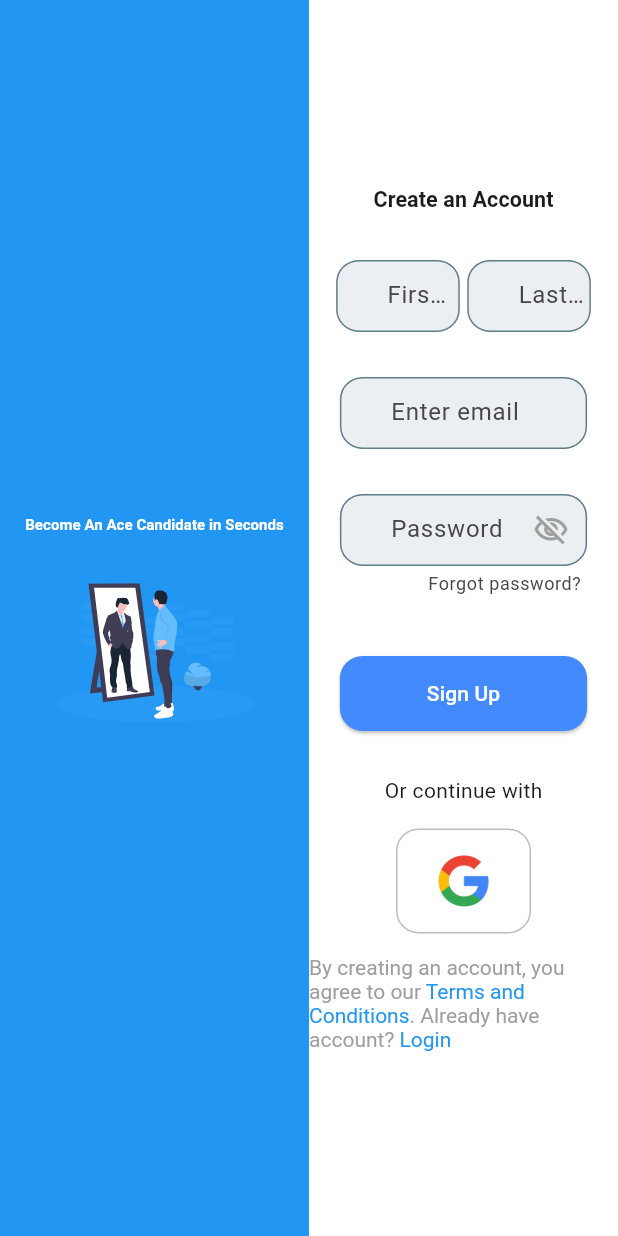
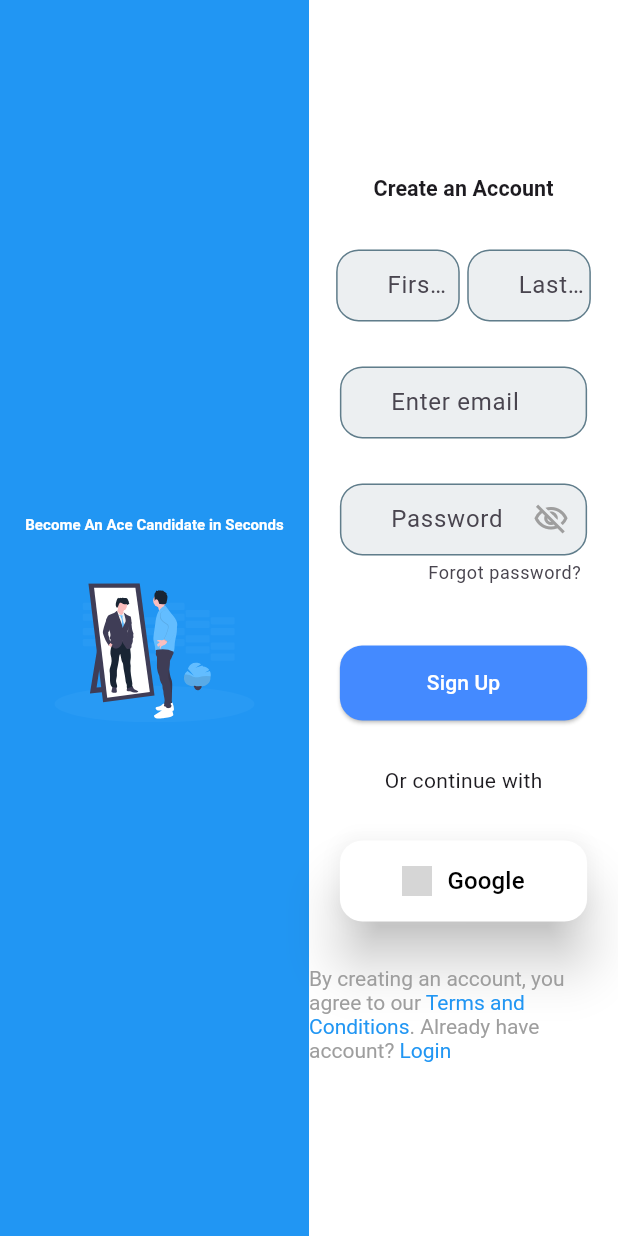
Before and after one commit to c25kenneth/AceApplicant, a Flutter app: the Register screen opened directly, on a phone screen of 412 x 824 dp. Run offline on Flutter 3.47's test engine with Material 2 defaults, Android fonts, the phone set to English and light mode, and no system bars; our stand-ins replace flutter_svg, go_router, material_design_icons_flutter; network calls fail; grey boxes are pictures that could not be loaded.

Commit message:
Changes to Auth Screen + Design Button

```diff
--- /dev/null
+++ b/lib/Auth/Google_Button.dart
@@ -0,0 +1,48 @@
+import 'package:flutter/material.dart';
+
+class GoogleBtn1 extends StatelessWidget {
+  final Function() onPressed;
+  final bool isDesktop;
+  const GoogleBtn1({
+    required this.onPressed,
+    required this.isDesktop,
+    Key? key,
+  }) : super(key: key);
+
+  @override
+  Widget build(BuildContext context) {
+    return Container(
+        height: 54,
+        width: (isDesktop)
+            ? (MediaQuery.of(context).size.width / 2) * 0.8
+            : MediaQuery.of(context).size.width * 0.8,
+        margin: const EdgeInsets.all(15),
+        decoration: BoxDecoration(
+          borderRadius: BorderRadius.circular(15),
+          color: Colors.white,
+        ),
+        child: ElevatedButton(
+          style: ButtonStyle(
+            backgroundColor: MaterialStateProperty.all<Color>(Colors.white),
+            elevation: MaterialStateProperty.all<double>(15),
+            shape: MaterialStateProperty.all(RoundedRectangleBorder(
+                borderRadius: BorderRadius.circular(15))),
+          ),
+          child: Row(
+            mainAxisAlignment: MainAxisAlignment.center,
+            children: [
+              Image.network(
+                "https://firebasestorage.googleapis.com/v0/b/flutterbricks-public.appspot.com/o/crypto%2Fsearch%20(2).png?alt=media&token=24a918f7-3564-4290-b7e4-08ff54b3c94c",
+                width: 20,
+              ),
+              const SizedBox(
+                width: 10,
+              ),
+              const Text("Google",
+                  style: TextStyle(color: Colors.black, fontSize: 16)),
+            ],
+          ),
+          onPressed: onPressed,
+        ));
+  }
+}
--- a/lib/Auth/Register_Desktop.dart
+++ b/lib/Auth/Register_Desktop.dart
@@ -1,3 +1,4 @@
+import 'package:ace_applicant/Auth/Google_Button.dart';
 import 'package:flutter/material.dart';
 import 'package:flutter_svg/flutter_svg.dart';
 import "package:flutter/gestures.dart";
@@ -234,7 +235,12 @@ class _RegisterState extends State<Register> {
                       ),
                     ]),
                     // SizedBox(height: 15),
-                    _loginWithButton(image: "assets/images/google.png"),
+                    // _loginWithButton(image: "assets/images/google.png"),
+                    GoogleBtn1(
+                      onPressed: () {},
+                      isDesktop: true,
+                    ),
+
                     SizedBox(height: 15),
                     RichText(
                       text: TextSpan(children: [
--- a/lib/Auth/SignIn_Desktop.dart
+++ b/lib/Auth/SignIn_Desktop.dart
@@ -1,3 +1,4 @@
+import 'package:ace_applicant/Auth/Google_Button.dart';
 import 'package:flutter/material.dart';
 import 'package:flutter_svg/flutter_svg.dart';
 import "package:flutter/gestures.dart";
@@ -191,7 +192,8 @@ class _SignInState extends State<SignIn> {
                     ),
                   ]),
                   // SizedBox(height: 15),
-                  _loginWithButton(image: "assets/images/google.png"),
+                  // _loginWithButton(image: "assets/images/google.png"),
+                  GoogleBtn1(onPressed: () {}, isDesktop: true),
                   SizedBox(height: 15),
                   RichText(
                     text: TextSpan(children: [
--- a/lib/Auth/SignIn_Mobile_Web.dart
+++ b/lib/Auth/SignIn_Mobile_Web.dart
@@ -1,3 +1,4 @@
+import 'package:ace_applicant/Auth/Google_Button.dart';
 import 'package:flutter/material.dart';
 import 'package:flutter_svg/flutter_svg.dart';
 import "package:flutter/gestures.dart";
@@ -187,7 +188,8 @@ class _SignInMobileWebState extends State<SignInMobileWeb> {
                       ),
                     ]),
                     // SizedBox(height: 15),
-                    _loginWithButton(image: "assets/images/google.png"),
+                    // _loginWithButton(image: "assets/images/google.png"),
+                    GoogleBtn1(onPressed: () {}, isDesktop: false),
                     SizedBox(height: 15),
                     RichText(
                       text: TextSpan(children: [
```
Also changed, not shown: lib/Auth/Register_Mobile_Web.dart (+6 -1 lines), lib/Components/GradientButton1.dart (added, +45 -0 lines), lib/Components/NavigationBar/NavigationBar_Web.dart (+8 -6 lines), lib/Home/Home.dart (+4 -6 lines), lib/Home/Home_Desktop.dart (added, +53 -0 lines), lib/Home/Home_Mobile_Web.dart (added, +15 -0 lines).
